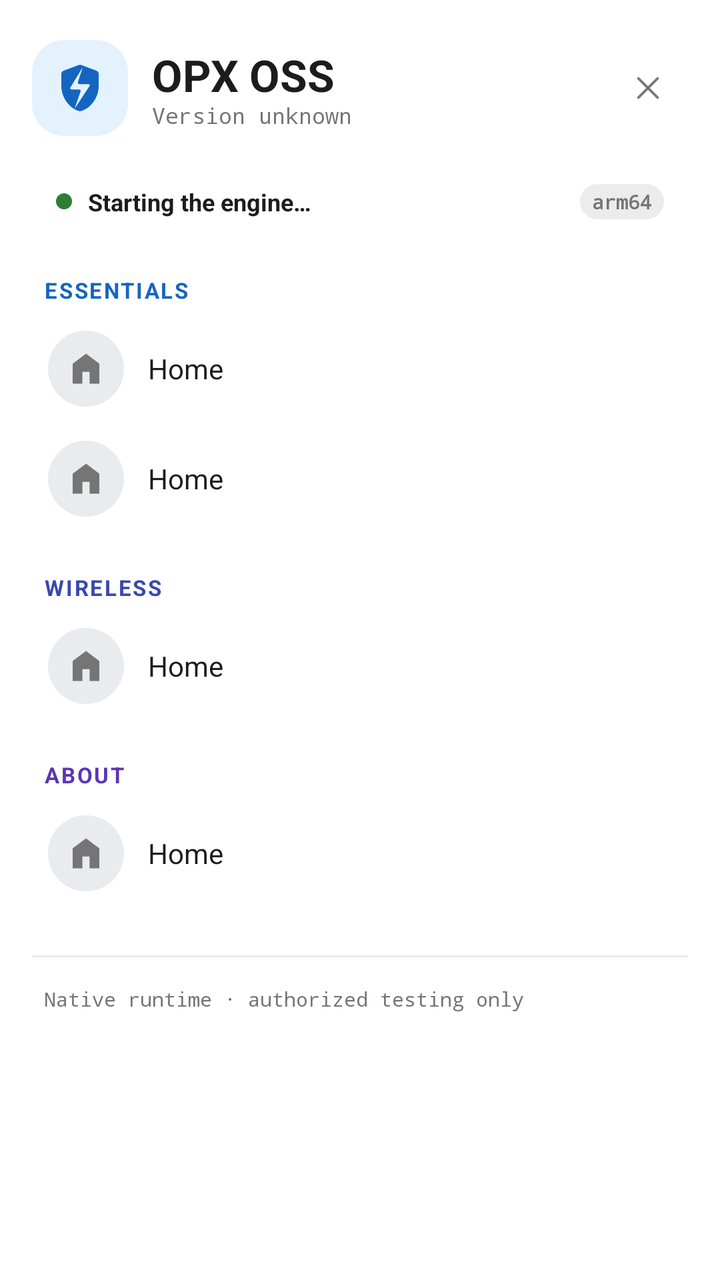
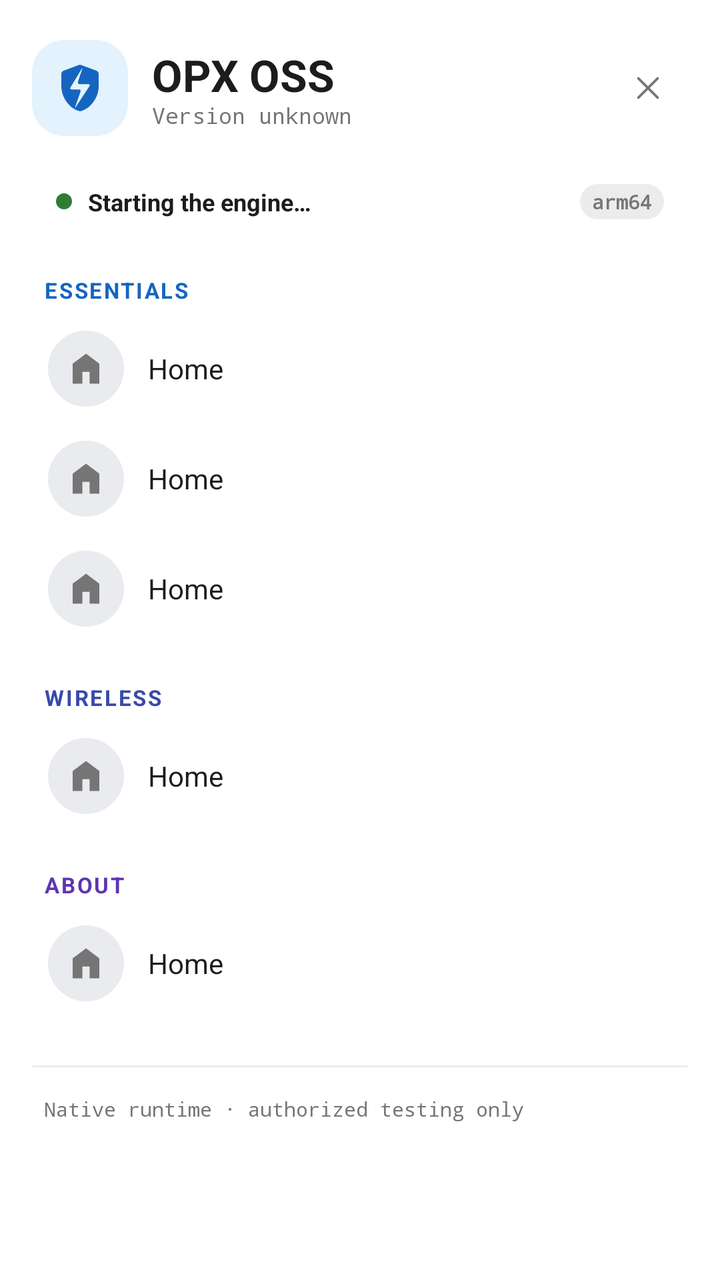

The first picture is an Android layout as it rendered before a commit; the second is the same layout after the commit. The layout source and the unified diff follow.
<!-- AndroidManifest.xml: application theme Theme.Opx -->
<!-- res/layout/drawer_content.xml -->
<?xml version="1.0" encoding="utf-8"?>
<androidx.core.widget.NestedScrollView xmlns:android="http://schemas.android.com/apk/res/android"
    xmlns:app="http://schemas.android.com/apk/res-auto"
    android:layout_width="match_parent"
    android:layout_height="match_parent"
    android:background="@color/light_contrast"
    android:fillViewport="true"
    android:scrollbars="none">

    <LinearLayout
        android:layout_width="match_parent"
        android:layout_height="wrap_content"
        android:orientation="vertical"
        android:paddingStart="16dp"
        android:paddingTop="20dp"
        android:paddingEnd="16dp"
        android:paddingBottom="24dp">

        <LinearLayout
            android:layout_width="match_parent"
            android:layout_height="wrap_content"
            android:gravity="center_vertical"
            android:orientation="horizontal">

            <FrameLayout
                android:layout_width="48dp"
                android:layout_height="48dp"
                android:background="@drawable/dashboard_tile_bg_blue">

                <ImageView
                    android:id="@+id/drawer_logo"
                    android:layout_width="28dp"
                    android:layout_height="28dp"
                    android:layout_gravity="center"
                    android:src="@drawable/ic_white"
                    android:contentDescription="@string/app_name"
                    app:tint="@color/stryker_logo_accent" />
            </FrameLayout>

            <LinearLayout
                android:layout_width="0dp"
                android:layout_height="wrap_content"
                android:layout_marginStart="12dp"
                android:layout_weight="1"
                android:orientation="vertical">

                <TextView
                    android:layout_width="wrap_content"
                    android:layout_height="wrap_content"
                    android:fontFamily="sans-serif"
                    android:text="@string/app_name"
                    android:textColor="@color/night_contrast_2"
                    android:textSize="22sp"
                    android:textStyle="bold" />

                <TextView
                    android:id="@+id/drawer_version"
                    android:layout_width="wrap_content"
                    android:layout_height="wrap_content"
                    android:layout_marginTop="-2dp"
                    android:fontFamily="monospace"
                    android:text="@string/about_version_unknown"
                    android:textColor="@color/grey"
                    android:textSize="11sp" />
            </LinearLayout>

            <ImageView
                android:id="@+id/menu_close_drawer"
                android:layout_width="40dp"
                android:layout_height="40dp"
                android:background="?attr/selectableItemBackgroundBorderless"
                android:contentDescription="@string/drawer_close"
                android:padding="10dp"
                android:src="@drawable/close"
                app:tint="@color/grey" />
        </LinearLayout>

        <com.google.android.material.card.MaterialCardView
            android:layout_width="match_parent"
            android:layout_height="wrap_content"
            android:layout_marginTop="16dp"
            app:cardBackgroundColor="#1A2E7D32"
            app:cardCornerRadius="12dp"
            app:cardElevation="0dp"
            app:strokeWidth="0dp">

            <LinearLayout
                android:layout_width="match_parent"
                android:layout_height="wrap_content"
                android:gravity="center_vertical"
                android:orientation="horizontal"
                android:paddingStart="12dp"
                android:paddingTop="8dp"
                android:paddingEnd="12dp"
                android:paddingBottom="8dp">

                <View
                    android:id="@+id/drawer_status_dot"
                    android:layout_width="8dp"
                    android:layout_height="8dp"
                    android:background="@drawable/sev_dot_bg"
                    android:backgroundTint="@color/green" />

                <TextView
                    android:id="@+id/drawer_runtime_status"
                    android:layout_width="0dp"
                    android:layout_height="wrap_content"
                    android:layout_marginStart="8dp"
                    android:layout_weight="1"
                    android:text="@string/notification_state_starting"
                    android:textColor="@color/night_contrast_2"
                    android:textSize="12sp"
                    android:textStyle="bold" />

                <TextView
                    android:id="@+id/drawer_arch_badge"
                    android:layout_width="wrap_content"
                    android:layout_height="wrap_content"
                    android:background="@drawable/settings_value_chip_bg"
                    android:fontFamily="monospace"
                    android:paddingStart="6dp"
                    android:paddingTop="2dp"
                    android:paddingEnd="6dp"
                    android:paddingBottom="2dp"
                    android:text="arm64"
                    android:textColor="@color/grey"
                    android:textSize="10sp"
                    android:textStyle="bold" />
            </LinearLayout>
        </com.google.android.material.card.MaterialCardView>

        <TextView
            android:layout_width="wrap_content"
            android:layout_height="wrap_content"
            android:layout_marginStart="6dp"
            android:layout_marginTop="20dp"
            android:layout_marginBottom="6dp"
            android:letterSpacing="0.08"
            android:text="@string/nav_section_essentials"
            android:textAllCaps="true"
            android:textColor="@color/stryker_accent"
            android:textSize="11sp"
            android:textStyle="bold" />

        <include
            android:id="@+id/dashboard_item"
            layout="@layout/drawer_row" />

        <include
            android:id="@+id/logs_item"
            layout="@layout/drawer_row" />

        <TextView
            android:layout_width="wrap_content"
            android:layout_height="wrap_content"
            android:layout_marginStart="6dp"
            android:layout_marginTop="18dp"
            android:layout_marginBottom="6dp"
            android:letterSpacing="0.08"
            android:text="@string/nav_section_wireless"
            android:textAllCaps="true"
            android:textColor="#3949AB"
            android:textSize="11sp"
            android:textStyle="bold" />

        <include
            android:id="@+id/wifi_item"
            layout="@layout/drawer_row" />

        <TextView
            android:layout_width="wrap_content"
            android:layout_height="wrap_content"
            android:layout_marginStart="6dp"
            android:layout_marginTop="18dp"
            android:layout_marginBottom="6dp"
            android:letterSpacing="0.08"
            android:text="@string/nav_section_about"
            android:textAllCaps="true"
            android:textColor="#5E35B1"
            android:textSize="11sp"
            android:textStyle="bold" />

        <include
            android:id="@+id/about_item"
            layout="@layout/drawer_row" />

        <View
            android:layout_width="match_parent"
            android:layout_height="1dp"
            android:layout_marginTop="22dp"
            android:layout_marginBottom="14dp"
            android:background="@color/light_lite_contrast" />

        <TextView
            android:layout_width="match_parent"
            android:layout_height="wrap_content"
            android:layout_marginStart="6dp"
            android:fontFamily="monospace"
            android:text="@string/nav_footer"
            android:textColor="@color/grey"
            android:textSize="10sp" />
    </LinearLayout>
</androidx.core.widget.NestedScrollView>
<!-- res/layout/drawer_row.xml (included above) -->
<?xml version="1.0" encoding="utf-8"?>
<LinearLayout xmlns:android="http://schemas.android.com/apk/res/android"
    xmlns:app="http://schemas.android.com/apk/res-auto"
    android:layout_width="match_parent"
    android:layout_height="wrap_content"
    android:layout_marginBottom="3dp"
    android:background="@drawable/drawer_row_bg"
    android:clickable="true"
    android:focusable="true"
    android:gravity="center_vertical"
    android:minHeight="52dp"
    android:orientation="horizontal"
    android:paddingStart="8dp"
    android:paddingTop="6dp"
    android:paddingEnd="14dp"
    android:paddingBottom="6dp">

    <FrameLayout
        android:layout_width="38dp"
        android:layout_height="38dp"
        android:background="@drawable/settings_icon_bg">

        <ImageView
            android:id="@+id/row_icon"
            android:layout_width="20dp"
            android:layout_height="20dp"
            android:layout_gravity="center"
            android:src="@drawable/home"
            android:contentDescription="@string/app_name"
            app:tint="@color/grey" />
    </FrameLayout>

    <TextView
        android:id="@+id/row_title"
        android:layout_width="0dp"
        android:layout_height="wrap_content"
        android:layout_marginStart="12dp"
        android:layout_weight="1"
        android:ellipsize="end"
        android:singleLine="true"
        android:text="@string/nav_home"
        android:textColor="@color/night_contrast_2"
        android:textSize="14sp" />

    <TextView
        android:id="@+id/row_badge"
        android:layout_width="wrap_content"
        android:layout_height="wrap_content"
        android:background="@drawable/settings_value_chip_bg"
        android:fontFamily="monospace"
        android:paddingStart="6dp"
        android:paddingTop="1dp"
        android:paddingEnd="6dp"
        android:paddingBottom="1dp"
        android:text="NEW"
        android:textColor="@color/stryker_accent"
        android:textSize="9sp"
        android:textStyle="bold"
        android:visibility="gone" />
</LinearLayout>
<!-- resources referenced by this layout -->
<resources>
  <color name="green">#2E7D32</color>
  <color name="grey">#757575</color>
  <color name="light_contrast">#FFFFFF</color>
  <color name="light_lite_contrast">#EDECEC</color>
  <color name="night_contrast_2">#1C1C1C</color>
  <color name="stryker_accent">#1565C0</color>
  <color name="stryker_logo_accent">#1565C0</color>
  <!-- drawable dashboard_tile_bg_blue (drawable) -->
  <?xml version="1.0" encoding="utf-8"?>
  <shape xmlns:android="http://schemas.android.com/apk/res/android"
      android:shape="rectangle">
      <corners android:radius="16dp" />
      <solid android:color="@color/tile_blue" />
  </shape>
  <!-- drawable drawer_row_bg (drawable) -->
  <?xml version="1.0" encoding="utf-8"?>
  <selector xmlns:android="http://schemas.android.com/apk/res/android">
      <item android:state_activated="true">
          <shape android:shape="rectangle">
              <corners android:radius="14dp" />
              <solid android:color="#1A1565C0" />
          </shape>
      </item>
      <item>
          <shape android:shape="rectangle">
              <corners android:radius="14dp" />
              <solid android:color="@android:color/transparent" />
          </shape>
      </item>
  </selector>
  <!-- drawable home (drawable) -->
  <vector xmlns:android="http://schemas.android.com/apk/res/android"
      android:width="48dp"
      android:height="48dp"
      android:tint="?attr/colorControlNormal"
      android:viewportWidth="48"
      android:viewportHeight="48">
      <path
          android:fillColor="@android:color/white"
          android:pathData="M8,42V18L24.1,6L40,18V42H28.3V27.75H19.65V42Z" />
  </vector>
  <!-- drawable settings_icon_bg (drawable) -->
  <?xml version="1.0" encoding="utf-8"?>
  <shape xmlns:android="http://schemas.android.com/apk/res/android"
      android:shape="oval">
      <solid android:color="@color/icon_tile_neutral" />
      <size
          android:width="44dp"
          android:height="44dp" />
  </shape>
  <!-- drawable settings_value_chip_bg (drawable) -->
  <?xml version="1.0" encoding="utf-8"?>
  <shape xmlns:android="http://schemas.android.com/apk/res/android"
      android:shape="rectangle">
      <corners android:radius="14dp" />
      <solid android:color="@color/light_lite_contrast" />
  </shape>
  <!-- drawable sev_dot_bg (drawable) -->
  <?xml version="1.0" encoding="utf-8"?>
  <shape xmlns:android="http://schemas.android.com/apk/res/android"
      android:shape="oval">
      <solid android:color="@color/grey" />
  </shape>
  <string name="about_version_unknown">Version unknown</string>
  <string name="app_name">OPX OSS</string>
  <string name="drawer_close">Close menu</string>
  <string name="nav_footer">Native runtime · authorized testing only</string>
  <string name="nav_home">Home</string>
  <string name="nav_section_about">ABOUT</string>
  <string name="nav_section_essentials">ESSENTIALS</string>
  <string name="nav_section_wireless">WIRELESS</string>
  <string name="notification_state_starting">Starting the engine…</string>
  <color name="tile_blue">#E3F2FD</color>
  <color name="icon_tile_neutral">#E9EBEE</color>
  <color name="toolbar_color">#ededed</color>
  <color name="stryker_accent_contrast">#304FFE</color>
  <style name="Widget.Opx.TextView" parent="android:TextAppearance.Material.Widget.TextView">
          <item name="android:fontFamily">sans-serif</item>
      </style>
  <style name="Widget.Opx.Button" parent="Widget.Material3.Button">
          <item name="android:fontFamily">sans-serif</item>
          <item name="android:textColor">@android:color/white</item>
      </style>
  <style name="Widget.Opx.CardView" parent="Widget.Material3.CardView.Filled">
          <item name="android:backgroundTint">@color/dialog_background_color</item>
      </style>
  <color name="dialog_background_color">#FFFFFFFF</color>
  <!-- unchanged entries left out for length: 3 -->
</resources>

<!-- the commit's change to res/layout/drawer_content.xml (unified diff, before → after) -->
@@ -148,6 +148,10 @@
 
         <include
             android:id="@+id/logs_item"
+            layout="@layout/drawer_row" />
+
+        <include
+            android:id="@+id/settings_item"
             layout="@layout/drawer_row" />
 
         <TextView
